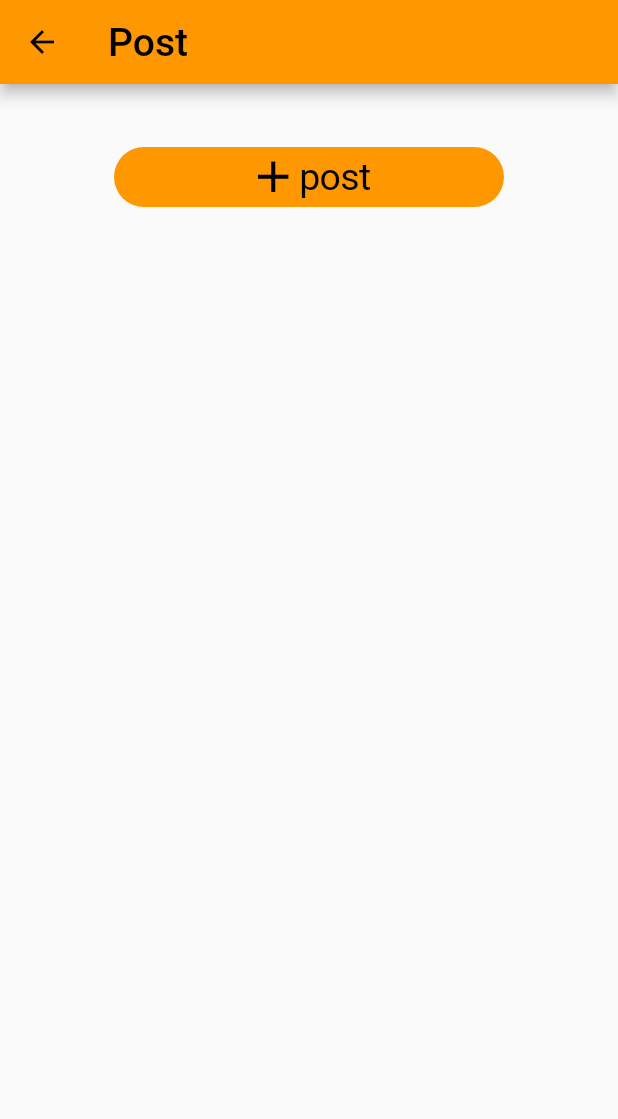
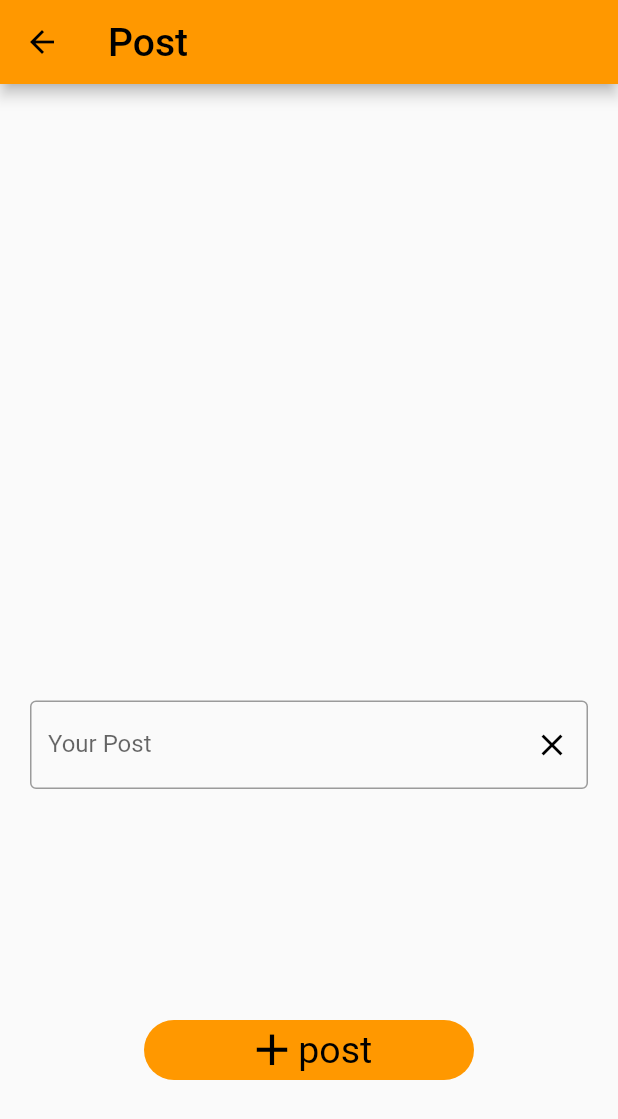
Before and after one commit to fayhaafifol/za_gurlies, a Flutter app: the post_page screen opened directly, on a phone screen of 412 x 824 dp. Shown: the top 1119 px of the screen. Run offline on Flutter 3.47's test engine with Material 2 defaults, Android fonts, the phone set to English and light mode, and no system bars; our stand-ins replace firebase_storage, font_awesome_flutter, image_picker, table_calendar; accounts and stored records are empty.

Commit message:
za3yar part -_-

```diff
--- a/lib/main.dart
+++ b/lib/main.dart
@@ -51,9 +51,9 @@ class _homePageUISate extends State<homePage>{
         child: ListView(
          children:const [  SizedBox(height: 30),
         ]
-
         ),
       ),
+
        floatingActionButton: FloatingActionButton(
         onPressed: (){
           Navigator.push(
@@ -63,6 +63,7 @@ class _homePageUISate extends State<homePage>{
         },
         child: Icon(Icons.add)
       ),
+
     );
 }
 
@@ -506,8 +507,13 @@ class privacy extends StatelessWidget {
 class post_page extends StatelessWidget {
    const post_page({super.key});
 
+
   @override
     Widget build(BuildContext context){
+  final _textController = TextEditingController();
+  //user text input
+  String userPost = '';
+
     return Scaffold(
       appBar: AppBar(
         title: const Text("Post",style: TextStyle(fontSize:26)),
@@ -515,28 +521,63 @@ class post_page extends StatelessWidget {
       body:
 
        Container(
-        padding: const EdgeInsets.all(10),
-        child:// Column(
-         // mainAxisAlignment:MainAxisAlignment.center,
-          //crossAxisAlignment:CrossAxisAlignment.end,
+        padding: const EdgeInsets.all(20),
+        child:
+
           ListView(
+          children: [
+           Expanded(child: Container(
+            child: Center(
 
-          children: [
-             const SizedBox(height: 30),
-             CupertinoButton(
-              onPressed: (){},
+            child: Text(userPost,style: TextStyle(fontSize: 35),)
+            ),
+            ),
+            ),
+
+
+
+
+            const SizedBox(height: 350),
+               TextFormField(
+                  controller:_textController,
+                  decoration: InputDecoration(
+                    labelText: 'Your Post',
+                    suffixIcon: IconButton(
+                      onPressed: (){
+                        _textController.clear();
+                      },
+                      icon:const Icon(
+                      Icons.clear,
+                      color: Colors.black,
+                    ),
+                    ),
+                    hintText: 'what\'s on your mind??',
+                    border:const OutlineInputBorder(),
+
+                  ),
+                ),
+             const SizedBox(height: 150),
+
+             MaterialButton(
+              onPressed: ()async{
+                 // setState(() {
+                   userPost = _textController.text;
+
+              //});
+              },
 
               padding: EdgeInsets.zero,
              child:Container(
               alignment: Alignment.center,
-              width: 260,
+              width: 220,
               height: 40,
               decoration: BoxDecoration(color: Colors.orange,
               borderRadius: BorderRadius.circular(37),
              ),
-             child:Row(
+
+             child: const Row(
+
               mainAxisAlignment: MainAxisAlignment.center,
-
               children: [
 
               Icon(
@@ -545,7 +586,6 @@ class post_page extends StatelessWidget {
                   size:35 ,
                 ),
                 Text("post" ,style: TextStyle( color:Colors.black ,fontSize:25,fontWeight:FontWeight.normal ,))
-
                 ]
               ),
             ),
@@ -553,8 +593,6 @@ class post_page extends StatelessWidget {
         ]
       ),
 
-
-        //),
           ),
     );
   }
```
Lines whose indentation alone changed are shown as unchanged.
